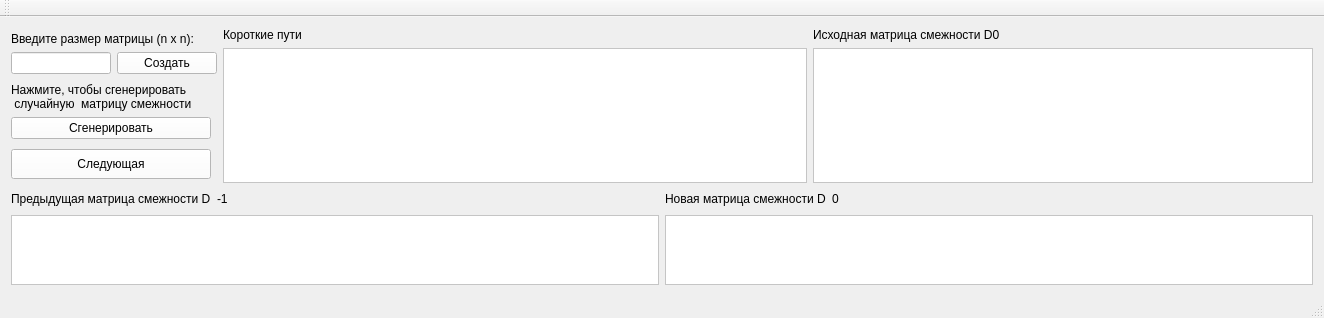
This is GUI_Dancig/GUI_Dancig/mainwindow.ui in KrauseBerg/GUI_Graphs as Qt 5 draws it before an edit. The edited form follows.
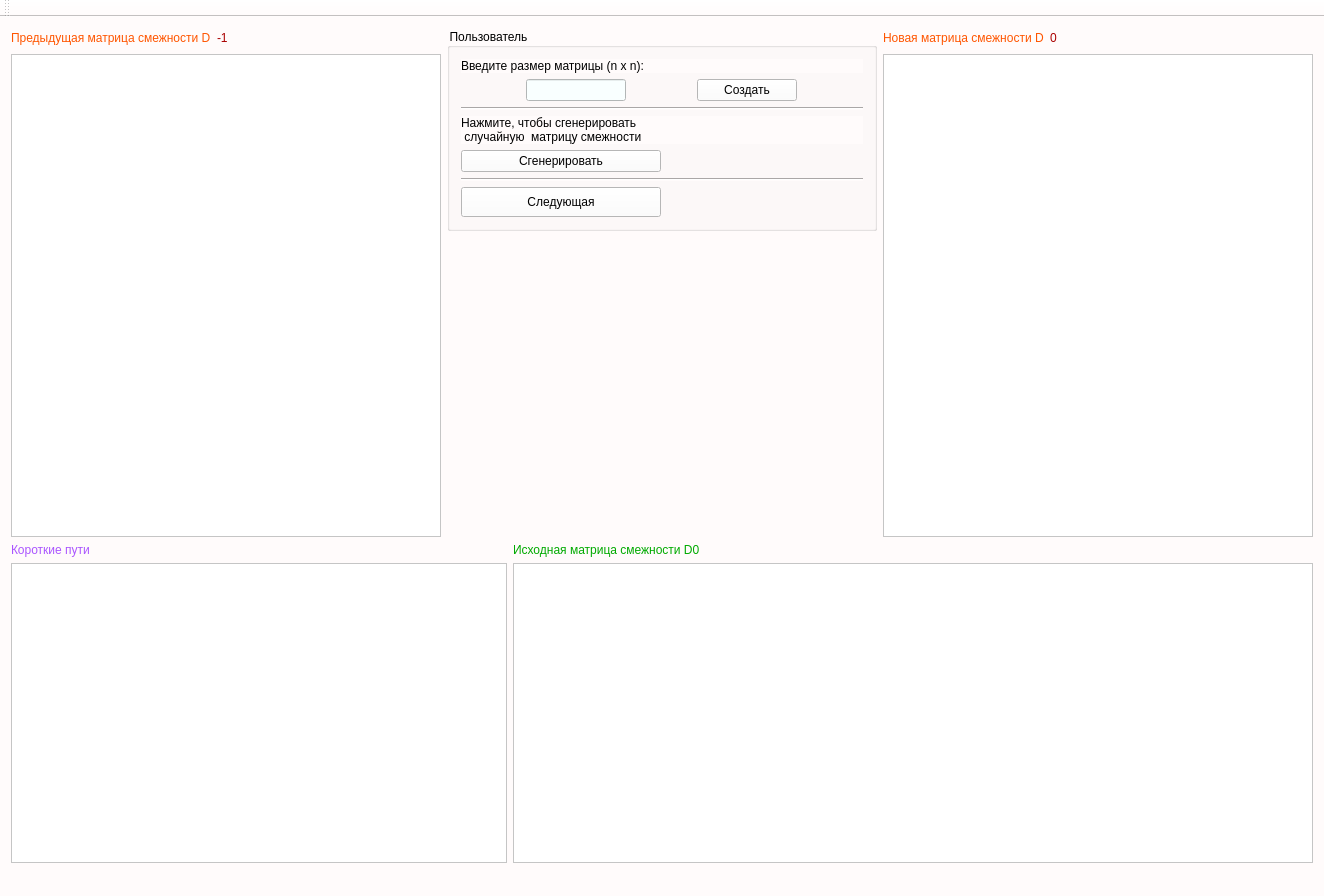
This is the edited form. Icons and pictures are not drawn.

What changed in the file:
```diff
--- a/GUI_Dancig/GUI_Dancig/mainwindow.ui
+++ b/GUI_Dancig/GUI_Dancig/mainwindow.ui
@@ -13,27 +13,95 @@
   <property name="windowTitle">
    <string>Алгоритм Данцига</string>
   </property>
+  <property name="styleSheet">
+   <string notr="true">background-color: rgb(255, 251, 251);</string>
+  </property>
   <widget class="QWidget" name="centralWidget">
+   <layout class="QVBoxLayout" name="verticalLayout_9">
+    <item>
+     <layout class="QHBoxLayout" name="horizontalLayout_4">
+      <item>
+       <layout class="QVBoxLayout" name="verticalLayout_3">
+        <item>
+         <layout class="QHBoxLayout" name="horizontalLayout_2">
+          <item>
+           <widget class="QLabel" name="label_5">
+            <property name="minimumSize">
+             <size>
+              <width>191</width>
+              <height>16</height>
+             </size>
+            </property>
+            <property name="maximumSize">
+             <size>
+              <width>16777215</width>
+              <height>28</height>
+             </size>
+            </property>
+            <property name="styleSheet">
+             <string notr="true">font: 12pt &quot;Times New Roman&quot;;
+color: rgb(255, 85, 0);</string>
+            </property>
+            <property name="text">
+             <string>Предыдущая матрица смежности D</string>
+            </property>
+           </widget>
+          </item>
+          <item>
+           <widget class="QLabel" name="before_num">
+            <property name="styleSheet">
+             <string notr="true">font: 12pt &quot;Times New Roman&quot;;
+color: rgb(170, 0, 0);</string>
+            </property>
+            <property name="text">
+             <string>-1</string>
+            </property>
+           </widget>
+          </item>
+          <item>
+           <spacer name="horizontalSpacer_3">
+            <property name="orientation">
+             <enum>Qt::Horizontal</enum>
+            </property>
+            <property name="sizeHint" stdset="0">
+             <size>
+              <width>40</width>
+              <height>20</height>
+             </size>
+            </property>
+           </spacer>
+          </item>
+         </layout>
+        </item>
+        <item>
+         <widget class="QTableView" name="before">
+          <property name="styleSheet">
+           <string notr="true">font: 12pt &quot;Times New Roman&quot;;
+background-color: rgb(255, 255, 255);</string>
+          </property>
+          <attribute name="horizontalHeaderDefaultSectionSize">
+           <number>26</number>
+          </attribute>
+          <attribute name="horizontalHeaderMinimumSectionSize">
+           <number>26</number>
+          </attribute>
+          <attribute name="verticalHeaderMinimumSectionSize">
+           <number>16</number>
+          </attribute>
+         </widget>
+        </item>
+       </layout>
+      </item>
+      <item>
    <layout class="QVBoxLayout" name="verticalLayout_8">
     <item>
-     <layout class="QHBoxLayout" name="horizontalLayout_3">
-      <item>
+         <widget class="QGroupBox" name="groupBox">
+          <property name="title">
+           <string>Пользователь</string>
+          </property>
        <layout class="QVBoxLayout" name="verticalLayout_6">
         <item>
          <layout class="QVBoxLayout" name="verticalLayout_5">
-          <item>
-           <spacer name="verticalSpacer_4">
-            <property name="orientation">
-             <enum>Qt::Vertical</enum>
-            </property>
-            <property name="sizeHint" stdset="0">
-             <size>
-              <width>20</width>
-              <height>40</height>
-             </size>
-            </property>
-           </spacer>
-          </item>
           <item>
            <widget class="QLabel" name="label">
             <property name="styleSheet">
@@ -56,7 +124,7 @@
               </property>
               <property name="styleSheet">
                <string notr="true">font: 12pt &quot;Times New Roman&quot;;
-background-color: rgb(255, 255, 255);</string>
+background-color: rgb(249, 255, 255);</string>
               </property>
              </widget>
             </item>
@@ -81,21 +149,15 @@
           </item>
          </layout>
         </item>
+           <item>
+            <widget class="Line" name="line_2">
+             <property name="orientation">
+              <enum>Qt::Horizontal</enum>
+             </property>
+            </widget>
+           </item>
         <item>
          <layout class="QVBoxLayout" name="verticalLayout_4">
-          <item>
-           <spacer name="verticalSpacer_2">
-            <property name="orientation">
-             <enum>Qt::Vertical</enum>
-            </property>
-            <property name="sizeHint" stdset="0">
-             <size>
-              <width>20</width>
-              <height>40</height>
-             </size>
-            </property>
-           </spacer>
-          </item>
           <item>
            <widget class="QLabel" name="label_2">
             <property name="styleSheet">
@@ -127,17 +189,11 @@
          </layout>
         </item>
         <item>
-         <spacer name="verticalSpacer">
+            <widget class="Line" name="line">
           <property name="orientation">
-           <enum>Qt::Vertical</enum>
-          </property>
-          <property name="sizeHint" stdset="0">
-           <size>
-            <width>20</width>
-            <height>40</height>
-           </size>
-          </property>
-         </spacer>
+              <enum>Qt::Horizontal</enum>
+             </property>
+            </widget>
         </item>
         <item>
          <widget class="QPushButton" name="next">
@@ -162,21 +218,103 @@
           </property>
          </widget>
         </item>
+          </layout>
+         </widget>
+        </item>
         <item>
-         <spacer name="verticalSpacer_3">
+         <widget class="QLabel" name="label_7">
+          <property name="minimumSize">
+           <size>
+            <width>300</width>
+            <height>300</height>
+           </size>
+          </property>
+          <property name="styleSheet">
+           <string notr="true">image: url(:/image.jpg);</string>
+          </property>
+          <property name="text">
+           <string/>
+          </property>
+         </widget>
+        </item>
+       </layout>
+      </item>
+      <item>
+       <layout class="QVBoxLayout" name="verticalLayout">
+        <item>
+         <layout class="QHBoxLayout" name="horizontalLayout_5">
+          <item>
+           <widget class="QLabel" name="label_4">
+            <property name="minimumSize">
+             <size>
+              <width>151</width>
+              <height>16</height>
+             </size>
+            </property>
+            <property name="maximumSize">
+             <size>
+              <width>16777215</width>
+              <height>28</height>
+             </size>
+            </property>
+            <property name="styleSheet">
+             <string notr="true">font: 12pt &quot;Times New Roman&quot;;
+color: rgb(255, 85, 0);</string>
+            </property>
+            <property name="text">
+             <string>Новая матрица смежности D</string>
+            </property>
+           </widget>
+          </item>
+          <item>
+           <widget class="QLabel" name="after_num">
+            <property name="styleSheet">
+             <string notr="true">font: 12pt &quot;Times New Roman&quot;;
+color: rgb(170, 0, 0);</string>
+            </property>
+            <property name="text">
+             <string>0</string>
+            </property>
+           </widget>
+          </item>
+          <item>
+           <spacer name="horizontalSpacer_4">
           <property name="orientation">
-           <enum>Qt::Vertical</enum>
+             <enum>Qt::Horizontal</enum>
           </property>
           <property name="sizeHint" stdset="0">
            <size>
-            <width>20</width>
-            <height>40</height>
+              <width>40</width>
+              <height>20</height>
            </size>
           </property>
          </spacer>
         </item>
        </layout>
       </item>
+        <item>
+         <widget class="QTableView" name="after">
+          <property name="styleSheet">
+           <string notr="true">font: 12pt &quot;Times New Roman&quot;;
+background-color: rgb(255, 255, 255);</string>
+          </property>
+          <attribute name="horizontalHeaderDefaultSectionSize">
+           <number>26</number>
+          </attribute>
+          <attribute name="horizontalHeaderMinimumSectionSize">
+           <number>26</number>
+          </attribute>
+          <attribute name="verticalHeaderMinimumSectionSize">
+           <number>16</number>
+          </attribute>
+         </widget>
+        </item>
+       </layout>
+      </item>
+     </layout>
+    </item>
+    <item>
+     <layout class="QHBoxLayout" name="horizontalLayout_3">
       <item>
        <layout class="QVBoxLayout" name="verticalLayout_7">
         <item>
@@ -188,7 +326,8 @@
            </size>
           </property>
           <property name="styleSheet">
-           <string notr="true">font: 12pt &quot;Times New Roman&quot;;</string>
+           <string notr="true">font: 12pt &quot;Times New Roman&quot;;
+color: rgb(170, 85, 255);</string>
           </property>
           <property name="text">
            <string>Короткие пути</string>
@@ -225,7 +364,8 @@
            </size>
           </property>
           <property name="styleSheet">
-           <string notr="true">font: 12pt &quot;Times New Roman&quot;;</string>
+           <string notr="true">font: 12pt &quot;Times New Roman&quot;;
+color: rgb(0, 170, 0);</string>
           </property>
           <property name="text">
            <string>Исходная матрица смежности D0</string>
@@ -236,8 +376,8 @@
          <widget class="QTableView" name="initial">
           <property name="minimumSize">
            <size>
-            <width>250</width>
-            <height>0</height>
+            <width>800</width>
+            <height>300</height>
            </size>
           </property>
           <property name="maximumSize">
@@ -259,150 +399,6 @@
       </item>
      </layout>
     </item>
-    <item>
-     <layout class="QHBoxLayout" name="horizontalLayout_6">
-      <item>
-       <layout class="QVBoxLayout" name="verticalLayout_3">
-        <item>
-         <layout class="QHBoxLayout" name="horizontalLayout_2">
-          <item>
-           <widget class="QLabel" name="label_5">
-            <property name="minimumSize">
-             <size>
-              <width>191</width>
-              <height>16</height>
-             </size>
-            </property>
-            <property name="maximumSize">
-             <size>
-              <width>16777215</width>
-              <height>28</height>
-             </size>
-            </property>
-            <property name="styleSheet">
-             <string notr="true">font: 12pt &quot;Times New Roman&quot;;</string>
-            </property>
-            <property name="text">
-             <string>Предыдущая матрица смежности D</string>
-            </property>
-           </widget>
-          </item>
-          <item>
-           <widget class="QLabel" name="before_num">
-            <property name="styleSheet">
-             <string notr="true">font: 12pt &quot;Times New Roman&quot;;</string>
-            </property>
-            <property name="text">
-             <string>-1</string>
-            </property>
-           </widget>
-          </item>
-          <item>
-           <spacer name="horizontalSpacer_3">
-            <property name="orientation">
-             <enum>Qt::Horizontal</enum>
-            </property>
-            <property name="sizeHint" stdset="0">
-             <size>
-              <width>40</width>
-              <height>20</height>
-             </size>
-            </property>
-           </spacer>
-          </item>
-         </layout>
-        </item>
-        <item>
-         <widget class="QTableView" name="before">
-          <property name="styleSheet">
-           <string notr="true">font: 12pt &quot;Times New Roman&quot;;
-background-color: rgb(255, 255, 255);</string>
-          </property>
-          <attribute name="horizontalHeaderDefaultSectionSize">
-           <number>26</number>
-          </attribute>
-          <attribute name="horizontalHeaderMinimumSectionSize">
-           <number>26</number>
-          </attribute>
-          <attribute name="verticalHeaderMinimumSectionSize">
-           <number>16</number>
-          </attribute>
-         </widget>
-        </item>
-       </layout>
-      </item>
-      <item>
-       <layout class="QVBoxLayout" name="verticalLayout">
-        <item>
-         <layout class="QHBoxLayout" name="horizontalLayout_5">
-          <item>
-           <widget class="QLabel" name="label_4">
-            <property name="minimumSize">
-             <size>
-              <width>151</width>
-              <height>16</height>
-             </size>
-            </property>
-            <property name="maximumSize">
-             <size>
-              <width>16777215</width>
-              <height>28</height>
-             </size>
-            </property>
-            <property name="styleSheet">
-             <string notr="true">font: 12pt &quot;Times New Roman&quot;;</string>
-            </property>
-            <property name="text">
-             <string>Новая матрица смежности D</string>
-            </property>
-           </widget>
-          </item>
-          <item>
-           <widget class="QLabel" name="after_num">
-            <property name="styleSheet">
-             <string notr="true">font: 12pt &quot;Times New Roman&quot;;</string>
-            </property>
-            <property name="text">
-             <string>0</string>
-            </property>
-           </widget>
-          </item>
-          <item>
-           <spacer name="horizontalSpacer_4">
-            <property name="orientation">
-             <enum>Qt::Horizontal</enum>
-            </property>
-            <property name="sizeHint" stdset="0">
-             <size>
-              <width>40</width>
-              <height>20</height>
-             </size>
-            </property>
-           </spacer>
-          </item>
-         </layout>
-        </item>
-        <item>
-         <widget class="QTableView" name="after">
-          <property name="styleSheet">
-           <string notr="true">font: 12pt &quot;Times New Roman&quot;;
-background-color: rgb(255, 255, 255);</string>
-          </property>
-          <attribute name="horizontalHeaderDefaultSectionSize">
-           <number>26</number>
-          </attribute>
-          <attribute name="horizontalHeaderMinimumSectionSize">
-           <number>26</number>
-          </attribute>
-          <attribute name="verticalHeaderMinimumSectionSize">
-           <number>16</number>
-          </attribute>
-         </widget>
-        </item>
-       </layout>
-      </item>
-     </layout>
-    </item>
    </layout>
   </widget>
   <widget class="QMenuBar" name="menuBar">
```
Lines whose indentation alone changed are shown as unchanged.
